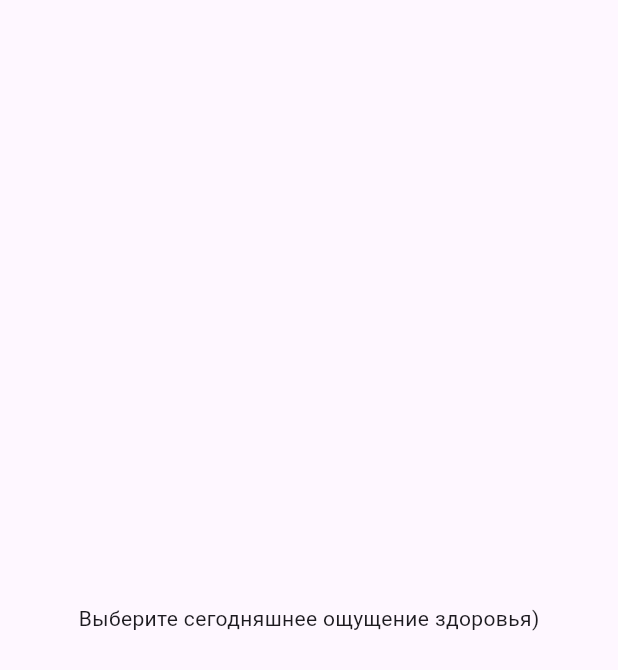
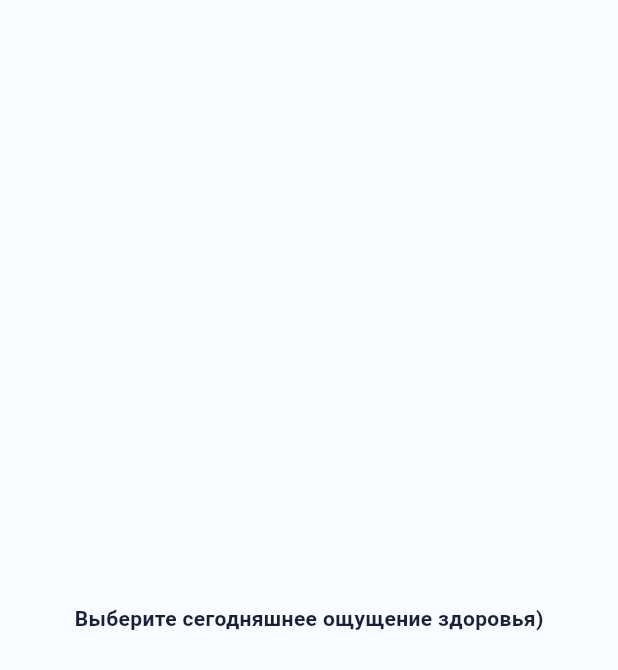
Before and after one commit to sirius-team-yandex/pollen_tracker, a Flutter app: the screen it shows after launch, on a phone screen of 412 x 824 dp. Shown: the top 670 px of the screen. Run offline on Flutter 3.47's test engine with Material 3 defaults, Android fonts, the phone set to English and light mode, and no system bars; our stand-ins replace get_it.

Commit message:
feat: added theme + prepaired repositories

```diff
--- /dev/null
+++ b/lib/data/repository/pollen_repository_impl.dart
@@ -0,0 +1,5 @@
+import 'package:pollen_tracker/domain/pollen_repository/pollen_repository.dart';
+
+class PollenRepositoryImpl implements PollenRepository{
+  // dio fetching
+}
--- a/lib/domain/local_storage_repository/local_storage_repository.dart
+++ b/lib/domain/local_storage_repository/local_storage_repository.dart
@@ -0,0 +1,2 @@
+abstract class LocalStorageRepository {
+}
--- a/lib/domain/pollen_repository/pollen_repository.dart
+++ b/lib/domain/pollen_repository/pollen_repository.dart
@@ -0,0 +1,3 @@
+abstract class PollenRepository {
+  // Future<PollenInfoModel?> getPollenInfo(double lat, double lng);
+}
--- /dev/null
+++ b/lib/injection_container.dart
@@ -0,0 +1,14 @@
+import 'package:get_it/get_it.dart';
+import 'package:pollen_tracker/ui/theme/theme.dart';
+
+final sl = GetIt.instance;
+
+Future<void> initializeDependencies() async {
+  // repositories
+  // sl.registerSingleton<SomeRepo>(SomeRepoImpl());
+  // blocs
+  // sl.registerSingleton<SomeBloc>(SomeBloc(sl()));
+
+  // Theme
+  sl.registerSingleton<AppThemeData>(AppThemeData.light());
+}
--- a/lib/main.dart
+++ b/lib/main.dart
@@ -1,31 +1,42 @@
 import 'package:flutter/material.dart';
 import 'package:flutter_localizations/flutter_localizations.dart';
+import 'package:get_it/get_it.dart';
 import 'package:pollen_tracker/common/gen/localization/app_localizations.dart';
+import 'package:pollen_tracker/injection_container.dart';
+import 'package:pollen_tracker/ui/theme/app_theme.dart';
+import 'package:pollen_tracker/ui/theme/theme.dart';
 
 void main() {
-  runApp(const MainApp());
+  initializeDependencies(); // get_it
+
+  runApp(const PollenApp());
 }
 
-class MainApp extends StatelessWidget {
-  const MainApp({super.key});
+class PollenApp extends StatelessWidget {
+  const PollenApp({super.key});
 
   @override
   Widget build(BuildContext context) {
-    return const MaterialApp(
-      localizationsDelegates: [
+    return AppTheme(
+      data: GetIt.I<AppThemeData>(),
+      child: MaterialApp(
+        theme: materialThemeFromAppTheme(GetIt.I<AppThemeData>()),
+
+        localizationsDelegates: const [
           AppLocalizations.delegate,
           GlobalMaterialLocalizations.delegate,
           GlobalWidgetsLocalizations.delegate,
           GlobalCupertinoLocalizations.delegate,
         ],
-      locale: Locale('ru'),
-      supportedLocales: [
+        locale: Locale('ru'), // change it later
+        supportedLocales: const [
           Locale('en'), // English
           Locale('ru'), // Russian
         ],
-      home: Scaffold(
+        home: const Scaffold(
           body: Center(
             child: HomePage(),
+          ),
         ),
       ),
     );
@@ -37,6 +48,9 @@ class HomePage extends StatelessWidget {
 
   @override
   Widget build(BuildContext context) {
-    return Text('${AppLocalizations.of(context).health_check})');
+    return Text(
+      '${AppLocalizations.of(context).health_check})',
+      style: GetIt.I<AppThemeData>().textTheme.headline2,
+    );
   }
 }
--- /dev/null
+++ b/lib/ui/theme/app_theme.dart
@@ -0,0 +1,43 @@
+import 'theme.dart';
+import 'package:flutter/material.dart';
+
+class AppTheme extends StatelessWidget {
+  const AppTheme({
+    required this.data,
+    required this.child,
+    super.key,
+  });
+  final AppThemeData data;
+  final Widget child;
+
+  @override
+  Widget build(BuildContext context) {
+    return _InheritedStTheme(
+      theme: this,
+      child: child,
+    );
+  }
+
+  static AppThemeData of(BuildContext context) {
+    final inheritedTheme = context.dependOnInheritedWidgetOfExactType<_InheritedStTheme>();
+    assert(inheritedTheme != null, 'No instance of AppThemeData.');
+    return inheritedTheme!.theme.data;
+  }
+}
+
+class _InheritedStTheme extends InheritedTheme {
+  const _InheritedStTheme({
+    required this.theme,
+    required super.child,
+  });
+  final AppTheme theme;
+
+  @override
+  Widget wrap(BuildContext context, Widget child) {
+    final ancestorTheme = context.findAncestorWidgetOfExactType<_InheritedStTheme>();
+    return identical(this, ancestorTheme) ? child : AppTheme(data: theme.data, child: child);
+  }
+
+  @override
+  bool updateShouldNotify(_InheritedStTheme old) => theme.data != old.theme.data;
+}
--- /dev/null
+++ b/lib/ui/theme/app_theme_data.dart
@@ -0,0 +1,93 @@
+// ignore_for_file: deprecated_member_use
+
+part of 'theme.dart';
+
+ThemeData materialThemeFromAppTheme(AppThemeData theme) => ThemeData.from(
+      textTheme: theme.textTheme,
+      colorScheme: ColorScheme(
+        brightness: Brightness.light,
+        background: theme.main.background,
+        primary: theme.main.background,
+        secondary: theme.main.background,
+        tertiary: theme.main.background,
+        onSecondary: theme.main.background,
+        onError: theme.main.background,
+        surface: theme.main.textSecondary,
+        onPrimary: theme.main.background,
+        onSurface: theme.main.background,
+        onBackground: theme.main.background,
+        error: theme.main.background,
+      ),
+    ).copyWith(
+      pageTransitionsTheme: const PageTransitionsTheme(
+        builders: {
+          TargetPlatform.android: CupertinoPageTransitionsBuilder(),
+          TargetPlatform.iOS: CupertinoPageTransitionsBuilder(),
+        },
+      ),
+      brightness: Brightness.dark,
+      scaffoldBackgroundColor: theme.main.background,
+      appBarTheme: AppBarTheme(
+        backgroundColor: theme.main.background,
+        foregroundColor: theme.main.background,
+        centerTitle: true,
+        titleTextStyle: theme.textTheme.headline3,
+      ),
+    );
+
+CupertinoThemeData cupertinoThemeFromAppTheme(AppThemeData theme) =>
+    MaterialBasedCupertinoThemeData(materialTheme: materialThemeFromAppTheme(theme)).copyWith(
+      scaffoldBackgroundColor: theme.main.background,
+    );
+
+class AppThemeData {
+  AppThemeData({
+    required this.main,
+    required this.isDarkMode,
+  });
+
+  factory AppThemeData.dark() => AppThemeData(
+        main: Colors.dark(),
+        isDarkMode: true,
+      );
+
+  factory AppThemeData.light() => AppThemeData(
+        main: Colors.light(),
+        isDarkMode: false,
+      );
+
+  final bool isDarkMode;
+  final Colors main;
+
+  TextStyle create({
+    double fontSize = 14,
+    FontWeight fontWeight = FontWeight.normal,
+    Color? color,
+    double? figmaHeight,
+  }) {
+    final height = (figmaHeight ?? fontSize) / fontSize;
+
+    return TextStyle(
+      fontSize: fontSize,
+      fontWeight: fontWeight,
+      color: color ?? main.textPrymary,
+      height: height,
+    );
+  }
+
+  TextStyle get h1 => create(
+        fontSize: 22,
+        figmaHeight: 32,
+        fontWeight: FontWeight.w700,
+      );
+  TextStyle get h2 => create(
+        fontSize: 14,
+        figmaHeight: 32,
+        fontWeight: FontWeight.w700,
+      );
+
+  TextTheme get textTheme => TextTheme(
+        headline1: h1,
+        headline2: h2,
+      );
+}
--- /dev/null
+++ b/lib/ui/theme/borders/app_border_radius.dart
@@ -0,0 +1,7 @@
+part of '../theme.dart';
+
+class AppBorderRadius {
+  static const _radius = Radius.circular(4);
+
+  static const button = BorderRadius.all(_radius);
+}
--- /dev/null
+++ b/lib/ui/theme/colors/main.dart
@@ -0,0 +1,31 @@
+part of '../theme.dart';
+
+class Colors {
+  // ********** MAIN ***********
+  Colors({
+    required this.background,
+    required this.dark,
+    required this.textPrymary,
+    required this.textSecondary,
+  });
+
+  factory Colors.light() => Colors(
+        background: const Color(0xFFF8FBFF),
+        textPrymary: const Color(0xFF192038),
+        textSecondary: const Color(0xFF7F8CA3),
+        dark: const Color(0xFF283047),
+      );
+
+  factory Colors.dark() => Colors(
+        background: const Color(0xFF252C41),
+        textPrymary: const Color(0xFFFFFFFF),
+        textSecondary: const Color(0xFF7F8CA3),
+        dark: const Color(0xFF283047),
+      );
+
+  Color textPrymary;
+  Color textSecondary;
+
+  Color dark;
+  Color background;
+}
--- /dev/null
+++ b/lib/ui/theme/text_extension.dart
@@ -0,0 +1,3 @@
+part of './theme.dart';
+
+extension TextExtension on TextStyle {}
--- /dev/null
+++ b/lib/ui/theme/theme.dart
@@ -0,0 +1,9 @@
+library app_theme;
+
+import 'package:flutter/cupertino.dart';
+import 'package:flutter/material.dart';
+
+part 'app_theme_data.dart';
+part 'borders/app_border_radius.dart';
+part 'colors/main.dart';
+part 'text_extension.dart';
--- a/pubspec.yaml
+++ b/pubspec.yaml
@@ -31,6 +31,7 @@ dependencies:
   flutter_localizations:
     sdk: flutter
   intl: any
+  get_it: ^7.6.7
 
 dev_dependencies:
   flutter_test:
```
Also changed, not shown: pubspec.lock. Lines whose indentation alone changed are shown as unchanged.
